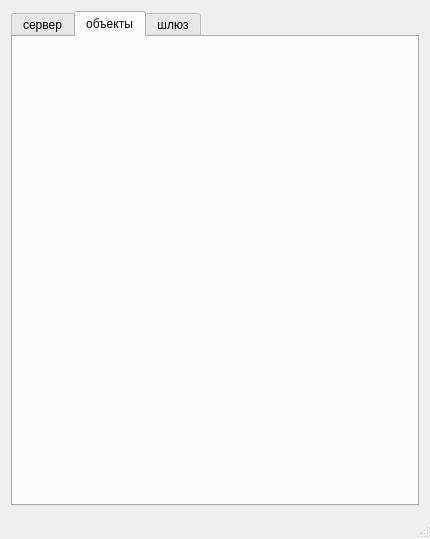
First picture: the form in mainwindow.ui, repository atikbif/webDispatcher, before the edit.
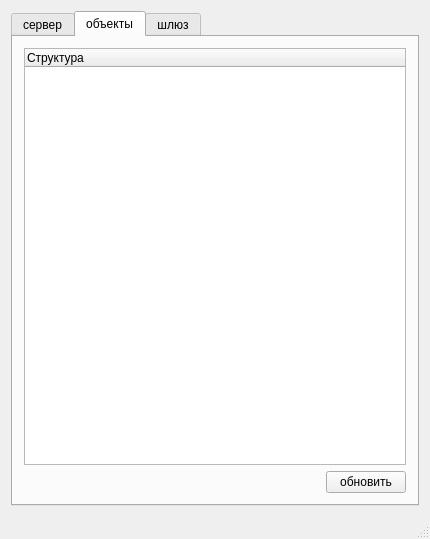
Second picture: the form after the edit. The open tabs and pages were chosen to show the change.

What changed in the file:
```diff
--- a/mainwindow.ui
+++ b/mainwindow.ui
@@ -48,6 +48,37 @@
        <attribute name="title">
         <string>объекты</string>
        </attribute>
+       <layout class="QGridLayout" name="gridLayout_2">
+        <item row="1" column="0" colspan="2">
+         <widget class="QTreeWidget" name="treeWidget">
+          <column>
+           <property name="text">
+            <string>Структура</string>
+           </property>
+          </column>
+         </widget>
+        </item>
+        <item row="2" column="1">
+         <widget class="QPushButton" name="pushButtonUpdObjects">
+          <property name="text">
+           <string>обновить</string>
+          </property>
+         </widget>
+        </item>
+        <item row="2" column="0">
+         <spacer name="horizontalSpacer">
+          <property name="orientation">
+           <enum>Qt::Horizontal</enum>
+          </property>
+          <property name="sizeHint" stdset="0">
+           <size>
+            <width>40</width>
+            <height>20</height>
+           </size>
+          </property>
+         </spacer>
+        </item>
+       </layout>
       </widget>
       <widget class="QWidget" name="tabGate">
        <attribute name="title">
```
Left out of the diff: 2 changed lines with no effect on the pictures.
